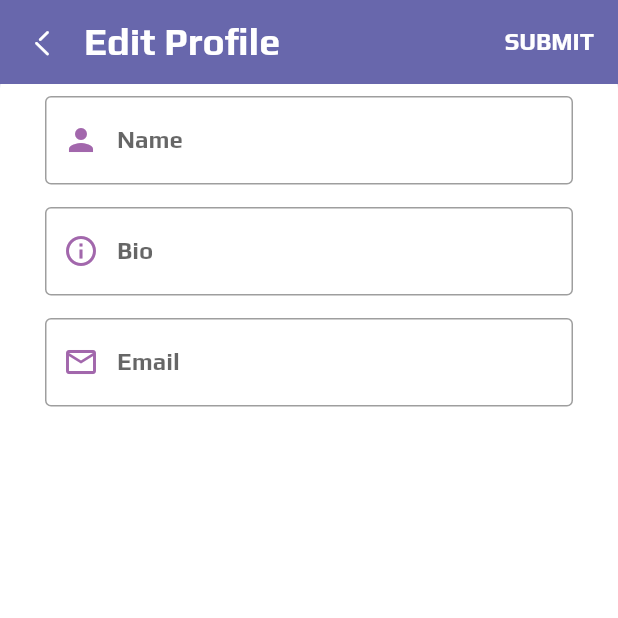
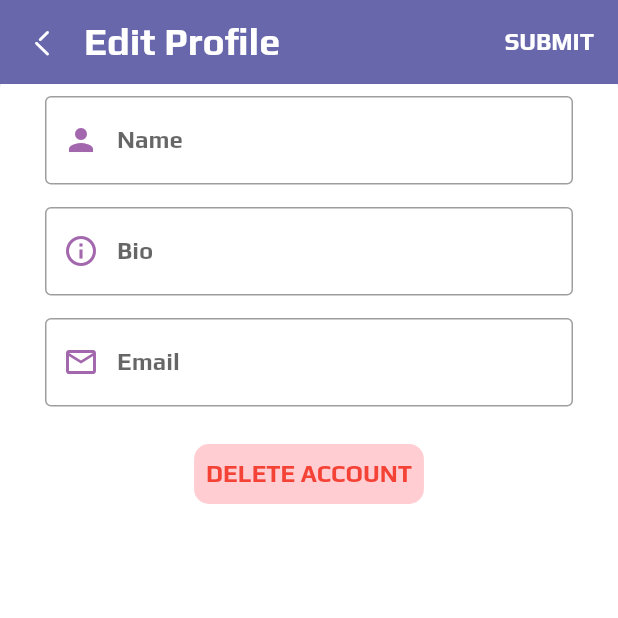
Before and after one commit to AMJ-7/nafith, a Flutter app: the EditProfileScreen screen opened directly, scrolled down 202 dp, on a phone screen of 412 x 824 dp, the top half of it. Run offline on Flutter 3.47's test engine with Material 2 defaults, Android fonts, the phone set to English and light mode, and no system bars; our stand-ins replace bloc, carousel_slider, cloud_firestore, conditional_builder_null_safety, country_picker, dio and 11 more; missing offline and left inert: agora_rtc_engine, agora_uikit, flutter_inappwebview, flutter_pdfview, quran; accounts and stored records are empty; network calls fail.

Commit message:
last for upload to stores

```diff
--- a/lib/raqi_app/app_cubit/app_cubit.dart
+++ b/lib/raqi_app/app_cubit/app_cubit.dart
@@ -1,8 +1,8 @@
 import 'dart:convert';
-import 'dart:ffi';
 import 'dart:io';
 
 import 'package:cloud_firestore/cloud_firestore.dart';
+import 'package:firebase_auth/firebase_auth.dart';
 import 'package:firebase_database/firebase_database.dart' as database;
 import 'package:flutter/material.dart';
 import 'package:flutter_bloc/flutter_bloc.dart';
@@ -16,6 +16,7 @@ import 'package:raqi/raqi_app/models/raqi_user_model.dart';
 import 'package:raqi/raqi_app/models/sessions_model.dart';
 import 'package:raqi/raqi_app/modules/buy_screen/buy_screen.dart';
 import 'package:raqi/raqi_app/modules/home/home_screen.dart';
+import 'package:raqi/raqi_app/modules/login/cubit/cubit.dart';
 import 'package:raqi/raqi_app/modules/sessions_screen/sessions_screen.dart';
 import 'package:raqi/raqi_app/modules/teachersScreens/earning_teacher_screen.dart';
 import 'package:raqi/raqi_app/modules/teachersScreens/home_teacher_screen.dart';
@@ -76,6 +77,7 @@ class RaqiCubit extends Cubit<RaqiStates>{
 
 
 
+  BuildContext? contex;
   void changeBottomNav(int index){
     currentIndex = index ;
     if(currentIndex == 1){
@@ -757,4 +759,22 @@ class RaqiCubit extends Cubit<RaqiStates>{
     });
   }
 
+  deleteUser(BuildContext context)async{
+    try {
+      await FirebaseAuth.instance.currentUser!.delete().then((value) {
+        if(userModel!.type == "student"){
+          FirebaseFirestore.instance.collection("students").doc(userModel!.uId).delete();
+        }
+        if(userModel!.type == "teacher"){
+          FirebaseFirestore.instance.collection("teachers").doc(userModel!.uId).delete();
+        }
+        signOut(context);
+      });
+    } on FirebaseAuthException catch (e) {
+      if (e.code == 'requires-recent-login') {
+        showToast(text: "الرجاء تسجيل الخروج واعادة تسجيل الدخول للتأكد", state: ToastStates.ERROR);
+      }
+    }
+  }
+
 }
--- a/lib/raqi_app/modules/edit_profile/edit_profile_screen.dart
+++ b/lib/raqi_app/modules/edit_profile/edit_profile_screen.dart
@@ -116,6 +116,21 @@ class EditProfileScreen extends StatelessWidget {
                                 prefix: Icons.email_outlined,
 
                               ),
+                              SizedBox(height: 25,),
+                              ClipRRect(
+                                borderRadius: BorderRadius.circular(10),
+                                child: Container(
+                                  height: 40,
+                                  color: Colors.red[100],
+                                  child: defaultTextButton(
+                                    function: (){
+                                      RaqiCubit.get(context).deleteUser(context);
+                                    },
+                                    text: "Delete account",
+                                    color: Colors.red
+                                  ),
+                                ),
+                              )
 
                             ],
                           ),
--- a/lib/raqi_app/modules/login/cubit/cubit.dart
+++ b/lib/raqi_app/modules/login/cubit/cubit.dart
@@ -9,7 +9,7 @@ import 'package:raqi/raqi_app/modules/login/cubit/states.dart';
 import 'package:raqi/raqi_app/shared/components/components.dart';
 import 'package:raqi/raqi_app/shared/components/constants.dart';
 
-
+var cre;
 class RaqiLoginCubit extends Cubit<RaqiLoginStates>{
   RaqiLoginCubit() : super(RaqiLoginInitialState());
 
@@ -59,6 +59,7 @@ class RaqiLoginCubit extends Cubit<RaqiLoginStates>{
     await FirebaseAuth.instance.verifyPhoneNumber(
         phoneNumber: phone,
         verificationCompleted: (PhoneAuthCredential credential)async{
+          cre = credential ;
           await FirebaseAuth.instance.signInWithCredential(credential)
               .then((value) {
             if(value.user != null){
@@ -100,6 +101,7 @@ class RaqiLoginCubit extends Cubit<RaqiLoginStates>{
       accessToken: googleAuth.accessToken,
       idToken: googleAuth.idToken,
     );
+    cre = credential ;
     await FirebaseAuth.instance.signInWithCredential(credential).then((value) {
       bool isExist = false ;
       FirebaseFirestore.instance.collection("students").get().then((val) {
--- a/lib/raqi_app/modules/signup/cubit/cubit.dart
+++ b/lib/raqi_app/modules/signup/cubit/cubit.dart
@@ -68,7 +68,7 @@ class RaqiSignupCubit extends Cubit<RaqiSignupStates>{
       name: name ,
       bio: "",
       email: email ,
-      minutes: "0",
+      minutes: "6",
       phone: phone ,
       uId: uId ,
       gender: gender,
```
